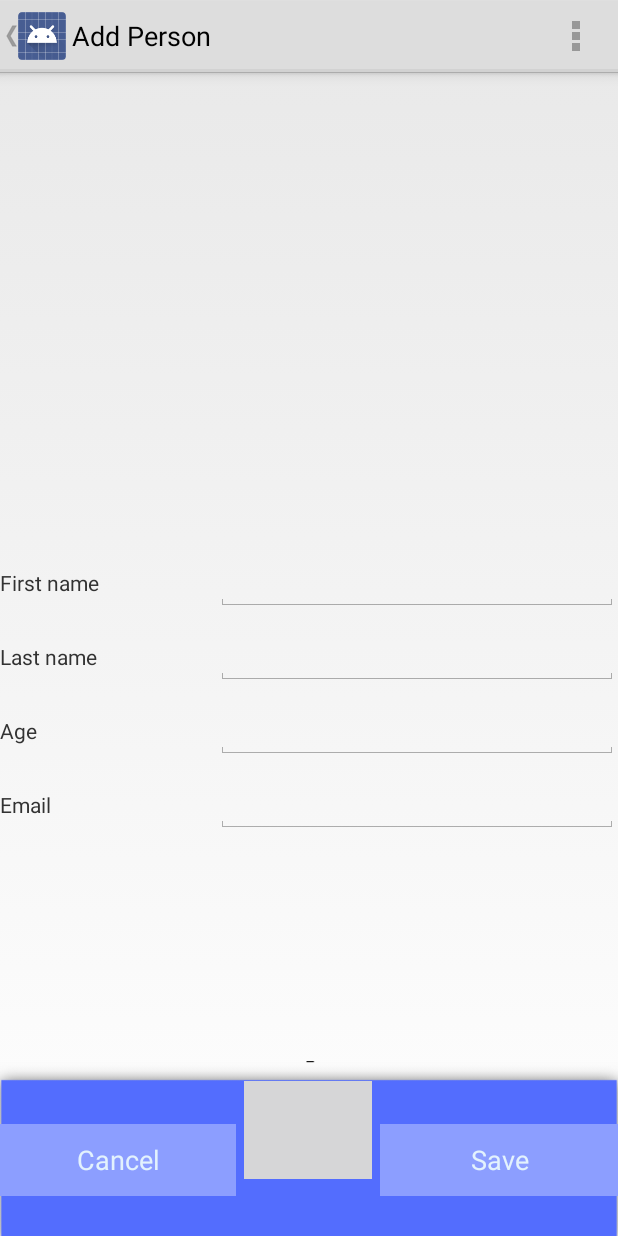
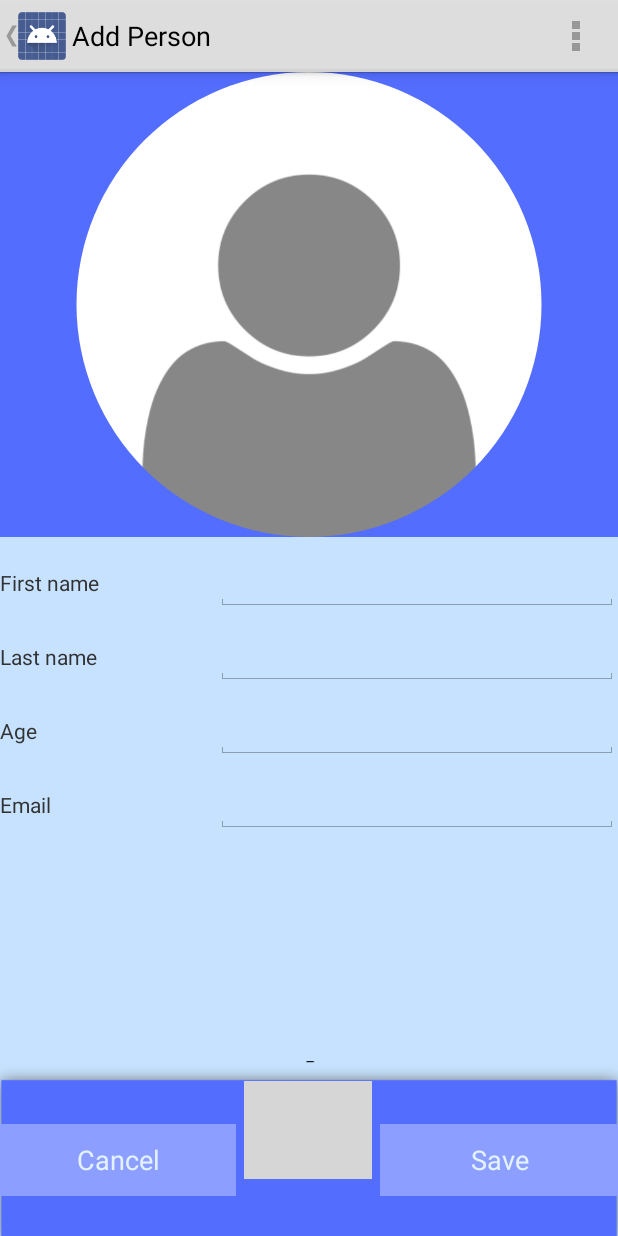
Before and after one commit to rcvjet15/person-recognition-android, an Android app: the screen it shows after launch (PersonActivity), after a tap on "Add", on a phone screen of 412 x 824 dp. Run offline under Robolectric (Android 15) with nearby library versions, the phone set to English and light mode, and no system bars.

Commit message:
Add unknows profile picture when insert or edit activity is open for new person

```diff
--- a/faceRecognition/src/main/res/layout/activity_person_insert_or_edit.xml
+++ b/faceRecognition/src/main/res/layout/activity_person_insert_or_edit.xml
@@ -2,19 +2,18 @@
 <LinearLayout xmlns:android="http://schemas.android.com/apk/res/android"
     android:orientation="vertical" android:layout_width="match_parent"
     android:layout_height="match_parent"
+    android:background="@color/subBgColor"
     android:weightSum="100">
 
     <LinearLayout
         android:layout_width="match_parent"
         android:layout_height="0dp"
         android:layout_weight="40"
-        android:orientation="vertical"
-        android:weightSum="100">
+        android:background="@color/mainBgColor">
         <ImageView
             android:id="@+id/profilePicShow"
             android:layout_width="match_parent"
-            android:layout_height="0dp"
-            android:layout_weight="100"/>
+            android:layout_height="match_parent"/>
     </LinearLayout>
 
     <ScrollView
```
Also changed, not shown: faceRecognition/src/main/java/org/opencv/samples/facedetect/PersonActivity.java (+63 -24 lines), faceRecognition/src/main/res/layout/activity_person_insert_or_show.xml (+3 -13 lines), faceRecognition/src/main/res/drawable/person_icon.png (added), faceRecognition/src/main/res/drawable/person_icon_transparent.png (added).
